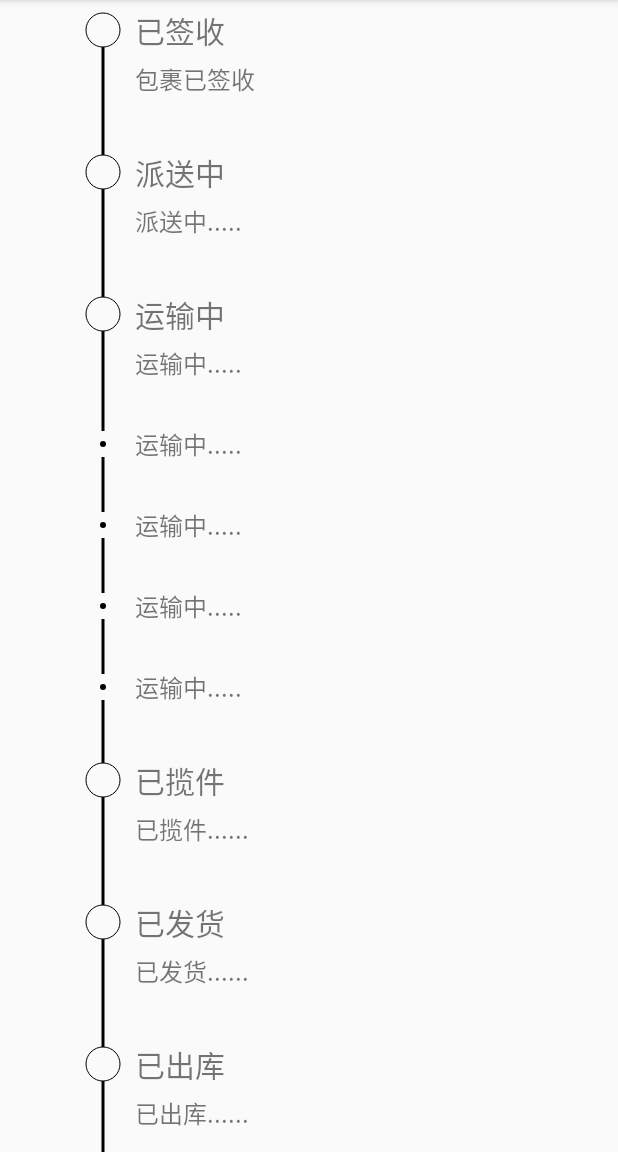
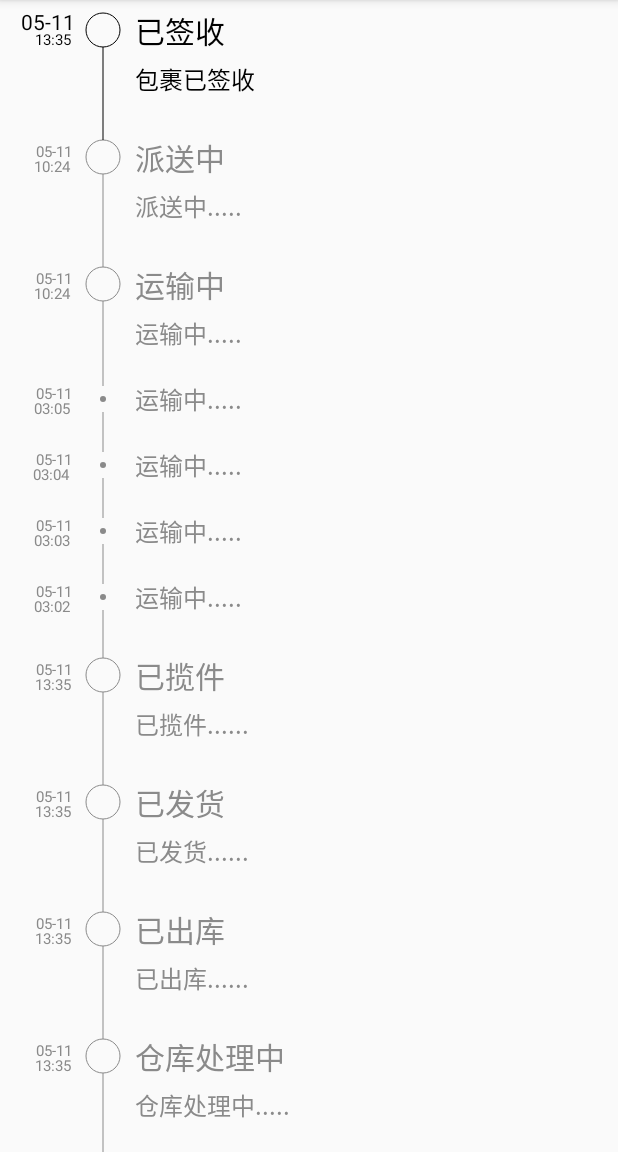
Before and after one commit to lixiaodong0/CustomView, an Android app: the LogisticsDecorationActivity screen opened directly, with no data from a screen before it, on a phone screen of 412 x 824 dp, the part 84-1236 px from its top. Run offline under Robolectric (Android 15) with nearby library versions, the phone set to English and light mode, and no system bars; 1 statement that could not run was skipped.

Commit message:
自定义物流控件

```diff
--- a/app/src/main/java/com/lixd/costom/view/recyclerview/decoration/logistics/LogisticsAdapter.java
+++ b/app/src/main/java/com/lixd/costom/view/recyclerview/decoration/logistics/LogisticsAdapter.java
@@ -1,10 +1,10 @@
 package com.lixd.costom.view.recyclerview.decoration.logistics;
 
 import android.content.Context;
+import android.graphics.Color;
 import android.support.annotation.NonNull;
 import android.support.v7.widget.RecyclerView;
 import android.text.TextUtils;
-import android.util.Log;
 import android.view.LayoutInflater;
 import android.view.View;
 import android.view.ViewGroup;
@@ -33,10 +33,12 @@ public class LogisticsAdapter extends RecyclerView.Adapter<LogisticsAdapter.View
     @Override
     public void onBindViewHolder(@NonNull ViewHolder viewHolder, int i) {
         LogisticsBean data = getData(i);
+
+        viewHolder.tvTitle.setTextColor(data.node.isSelected ? Color.parseColor("#000000") : Color.parseColor("#8a8a8a"));
+        viewHolder.tvDetail.setTextColor(data.node.isSelected ? Color.parseColor("#000000") : Color.parseColor("#8a8a8a"));
         viewHolder.tvTitle.setText(data.title);
         viewHolder.tvTitle.setVisibility(TextUtils.isEmpty(data.title) ? View.GONE : View.VISIBLE);
         viewHolder.tvDetail.setText(data.detail);
-        Log.e("onBindViewHolder", "index=" + i + ",iconRes=" + data.node.iconRes);
     }
 
     @Override
--- a/app/src/main/java/com/lixd/costom/view/recyclerview/decoration/logistics/LogisticsDecorationActivity.java
+++ b/app/src/main/java/com/lixd/costom/view/recyclerview/decoration/logistics/LogisticsDecorationActivity.java
@@ -30,19 +30,19 @@ public class LogisticsDecorationActivity extends AppCompatActivity {
 
     private List<LogisticsBean> getData() {
         List<LogisticsBean> data = new ArrayList<>();
-        data.add(new LogisticsBean("5-11", "13:35", "已签收", "包裹已签收", new LogisticsBean.Node(R.mipmap.ic_launcher_round, true,true,true)));
-        data.add(new LogisticsBean("5-11", "10:24", "派送中", "派送中.....", new LogisticsBean.Node(R.mipmap.ic_launcher_round, false)));
-        data.add(new LogisticsBean("5-11", "10:24", "运输中", "运输中.....", new LogisticsBean.Node(R.mipmap.logistics_2, false)));
-        data.add(new LogisticsBean("5-11", "03:05", "", "运输中.....", new LogisticsBean.Node(0, false)));
-        data.add(new LogisticsBean("5-11", "03:04", "", "运输中.....", new LogisticsBean.Node(0, false)));
-        data.add(new LogisticsBean("5-11", "03:03", "", "运输中.....", new LogisticsBean.Node(0, false)));
-        data.add(new LogisticsBean("5-11", "03:02", "", "运输中.....", new LogisticsBean.Node(0, false)));
-        data.add(new LogisticsBean("5-11", "13:35", "已揽件", "已揽件......", new LogisticsBean.Node(R.mipmap.logistics_1, false)));
-        data.add(new LogisticsBean("5-11", "13:35", "已发货", "已发货......", new LogisticsBean.Node(R.mipmap.ic_launcher_round, false)));
-        data.add(new LogisticsBean("5-11", "13:35", "已出库", "已出库......", new LogisticsBean.Node(R.mipmap.ic_launcher_round, false)));
-        data.add(new LogisticsBean("5-11", "13:35", "仓库处理中", "仓库处理中.....", new LogisticsBean.Node(R.mipmap.logistics_3, false)));
-        data.add(new LogisticsBean("5-11", "13:35", "", "打印已完成....", new LogisticsBean.Node(0, false)));
-        data.add(new LogisticsBean("5-11", "13:35", "仓库已接单", "仓库已接单....", new LogisticsBean.Node(R.mipmap.ic_launcher_round, false, false,false)));
+        data.add(new LogisticsBean("05-11", "13:35", "已签收", "包裹已签收", new LogisticsBean.Node(R.mipmap.ic_launcher_round, true,true,true)));
+        data.add(new LogisticsBean("05-11", "10:24", "派送中", "派送中.....", new LogisticsBean.Node(R.mipmap.ic_launcher_round, false)));
+        data.add(new LogisticsBean("05-11", "10:24", "运输中", "运输中.....", new LogisticsBean.Node(R.mipmap.logistics_2, false)));
+        data.add(new LogisticsBean("05-11", "03:05", "", "运输中.....", new LogisticsBean.Node(0, false)));
+        data.add(new LogisticsBean("05-11", "03:04", "", "运输中.....", new LogisticsBean.Node(0, false)));
+        data.add(new LogisticsBean("05-11", "03:03", "", "运输中.....", new LogisticsBean.Node(0, false)));
+        data.add(new LogisticsBean("05-11", "03:02", "", "运输中.....", new LogisticsBean.Node(0, false)));
+        data.add(new LogisticsBean("05-11", "13:35", "已揽件", "已揽件......", new LogisticsBean.Node(R.mipmap.logistics_1, false)));
+        data.add(new LogisticsBean("05-11", "13:35", "已发货", "已发货......", new LogisticsBean.Node(R.mipmap.ic_launcher_round, false)));
+        data.add(new LogisticsBean("05-11", "13:35", "已出库", "已出库......", new LogisticsBean.Node(R.mipmap.ic_launcher_round, false)));
+        data.add(new LogisticsBean("05-11", "13:35", "仓库处理中", "仓库处理中.....", new LogisticsBean.Node(R.mipmap.logistics_3, false)));
+        data.add(new LogisticsBean("05-11", "13:35", "", "打印已完成....", new LogisticsBean.Node(0, false)));
+        data.add(new LogisticsBean("05-11", "13:35", "仓库已接单", "仓库已接单....", new LogisticsBean.Node(R.mipmap.ic_launcher_round, false, false,false)));
         return data;
     }
 }
--- a/app/src/main/java/com/lixd/costom/view/recyclerview/decoration/logistics/LogisticsItemDecoration.java
+++ b/app/src/main/java/com/lixd/costom/view/recyclerview/decoration/logistics/LogisticsItemDecoration.java
@@ -4,6 +4,7 @@ import android.content.Context;
 import android.graphics.Bitmap;
 import android.graphics.BitmapFactory;
 import android.graphics.Canvas;
+import android.graphics.Color;
 import android.graphics.Paint;
 import android.graphics.Rect;
 import android.support.annotation.NonNull;
@@ -17,7 +18,7 @@ import com.lixd.costom.view.utils.UnitUtils;
  * 物流进度装饰
  */
 public class LogisticsItemDecoration extends RecyclerView.ItemDecoration {
-    //间距的宽度
+    //间距的宽度 大圆圈和左右文字的间距
     private static final int LEFT_RIGHT_SPACE_WIDTH = UnitUtils.dp2px(10);
     //item左边空出来的最大间距
     private static final int MAX_LEFT_WIDTH = UnitUtils.dp2px(70);
@@ -30,6 +31,25 @@ public class LogisticsItemDecoration extends RecyclerView.ItemDecoration {
     //小圆的大小
     private static final int SMALL_CIRCLE_SIZE = UnitUtils.dp2px(5);
 
+    //文本默认的颜色
+    private static final int DEFAULT_TEXT_COLOR = Color.parseColor("#8a8a8a");
+    //文本选中的颜色
+    private static final int DEFAULT_SELECTED_TEXT_COLOR = Color.parseColor("#000000");
+
+    //文本默认的大小
+    private static final float DEFAULT_TEXT_SIZE = UnitUtils.sp2px(10);
+    //文本选中的大小
+    private static final float DEFAULT_SELECTED_TEXT_SIZE = UnitUtils.sp2px(14);
+
+    //大小圆默认的颜色
+    private static final int DEFAULT_CIRCLE_COLOR = Color.parseColor("#8a8a8a");
+    //大小圆选中的颜色
+    private static final int DEFAULT_SELECTED_CIRCLE_COLOR = Color.parseColor("#000000");
+
+    //上下线条默认的颜色
+    private static final int DEFAULT_LINE_COLOR = Color.parseColor("#8a8a8a");
+    //上下线条选中的颜色
+    private static final int DEFAULT_SELECTED_LINE_COLOR = Color.parseColor("#000000");
 
     //绘制文本的画笔
     private Paint mTextPaint;
@@ -45,17 +65,23 @@ public class LogisticsItemDecoration extends RecyclerView.ItemDecoration {
     public LogisticsItemDecoration(Context context) {
         mContext = context;
 
-        mTextPaint = new Paint();
+        mTextPaint = new Paint(Paint.ANTI_ALIAS_FLAG);
+        mTextPaint.setTextSize(DEFAULT_TEXT_SIZE);
+        mTextPaint.setColor(DEFAULT_TEXT_COLOR);
 
         mBigCirclePaint = new Paint(Paint.ANTI_ALIAS_FLAG);
         mBigCirclePaint.setStyle(Paint.Style.STROKE);
+        mBigCirclePaint.setColor(DEFAULT_CIRCLE_COLOR);
+        mBigCirclePaint.setStrokeWidth(UnitUtils.dp2px(1));
 
         mSmallCirclePaint = new Paint(Paint.ANTI_ALIAS_FLAG);
         mSmallCirclePaint.setStyle(Paint.Style.FILL);
+        mSmallCirclePaint.setColor(DEFAULT_CIRCLE_COLOR);
 
         mLinePaint = new Paint(Paint.ANTI_ALIAS_FLAG);
         mLinePaint.setStyle(Paint.Style.FILL);
-        mLinePaint.setStrokeWidth(UnitUtils.dp2px(2));
+        mLinePaint.setStrokeWidth(UnitUtils.dp2px(1));
+        mLinePaint.setColor(DEFAULT_LINE_COLOR);
     }
 
     @Override
@@ -67,22 +93,54 @@ public class LogisticsItemDecoration extends RecyclerView.ItemDecoration {
             View child = parent.getChildAt(i);
             //根据View取出对应的adapterPosition 切勿用变量i,否则会导致计算高度不准确,因为有RecyclerView有缓存机制
             int childAdapterPosition = parent.getChildAdapterPosition(child);
-            draw(c, child, adapter.getData(childAdapterPosition));
+            //获取数据源
+            LogisticsBean data = adapter.getData(childAdapterPosition);
+            //获取上一个数据源,用于绘制上下两个线条的时候,如果上一个节点是选中的,上边的线条颜色必须是选中的
+            LogisticsBean lastData = null;
+            try {
+                lastData = adapter.getData(childAdapterPosition - 1);
+            } catch (IndexOutOfBoundsException e) {
+                e.printStackTrace();
+            }
+            //绘制方法
+            draw(c, child, data, lastData);
         }
     }
 
-    private void draw(Canvas c, View child, LogisticsBean data) {
+    /**
+     * 总的绘制方法
+     *
+     * @param c        画板
+     * @param child    当前条目的根布局对象
+     * @param data     当前数据源
+     * @param lastData 上一个数据源
+     */
+    private void draw(Canvas c, View child, LogisticsBean data, LogisticsBean lastData) {
+        //根据当前状态 更新画笔的颜色
+        if (data.node.isSelected) {
+            mTextPaint.setColor(DEFAULT_SELECTED_TEXT_COLOR);
+            mLinePaint.setColor(DEFAULT_SELECTED_LINE_COLOR);
+            mBigCirclePaint.setColor(DEFAULT_SELECTED_CIRCLE_COLOR);
+            mSmallCirclePaint.setColor(DEFAULT_SELECTED_CIRCLE_COLOR);
+        } else {
+            mTextPaint.setColor(DEFAULT_TEXT_COLOR);
+            mLinePaint.setColor(DEFAULT_LINE_COLOR);
+            mBigCirclePaint.setColor(DEFAULT_CIRCLE_COLOR);
+            mSmallCirclePaint.setColor(DEFAULT_CIRCLE_COLOR);
+        }
+
         int left = child.getLeft();
-        //计算画圆的中心点
+        //找出画圆的中心x轴  left - 一个Rig
         float cx = left - LEFT_RIGHT_SPACE_WIDTH - MAX_ICON_WIDTH / 2;
-        float cy = 0;
         //找出控件,方便获取控件高度
         View tvTitle = child.findViewById(R.id.tv_title);
         View tvDetail = child.findViewById(R.id.tv_detail);
+
+        int height = data.node.iconRes != 0 ? tvTitle.getHeight() : tvDetail.getHeight();
         //绘制图片
-        drawIconLayout(c, cx, child, data.node.iconRes != 0 ? tvTitle.getHeight() : tvDetail.getHeight(), data.node);
+        drawIconLayout(c, cx, child, height, data.node, lastData == null ? null : lastData.node);
         //绘制文本
-        drawDateText(c, child, data);
+        drawDateText(c, child, height, data);
     }
 
     /**
@@ -94,7 +152,7 @@ public class LogisticsItemDecoration extends RecyclerView.ItemDecoration {
      * @param height
      * @param node
      */
-    private void drawIconLayout(Canvas c, float cx, View child, int height, LogisticsBean.Node node) {
+    private void drawIconLayout(Canvas c, float cx, View child, int height, LogisticsBean.Node node, LogisticsBean.Node lastNode) {
         int cy = 0;
         if (node.iconRes != 0) {
             cy = child.getTop() + height / 2;
@@ -115,10 +173,10 @@ public class LogisticsItemDecoration extends RecyclerView.ItemDecoration {
             c.drawCircle(cx, cy, SMALL_CIRCLE_SIZE / 2, mSmallCirclePaint);
         }
         //绘制上下两条连接的线条
-        drawLine(c, child, cx, cy, node);
+        drawLine(c, child, cx, cy, node, lastNode);
     }
 
-    private void drawLine(Canvas c, View child, float cx, float cy, LogisticsBean.Node node) {
+    private void drawLine(Canvas c, View child, float cx, float cy, LogisticsBean.Node node, LogisticsBean.Node lastNode) {
         boolean isDrawIcon = node.iconRes != 0;
         //绘制底部的线条
         float startX = cx;
@@ -130,6 +188,12 @@ public class LogisticsItemDecoration extends RecyclerView.ItemDecoration {
             c.drawLine(startX, startY, startX, child.getBottom(), mLinePaint);
         }
         //绘制顶部的线条
+        if (lastNode != null && lastNode.isSelected) {
+            mLinePaint.setColor(DEFAULT_SELECTED_LINE_COLOR);
+        } else {
+            mLinePaint.setColor(DEFAULT_LINE_COLOR);
+        }
+
         float endY = cy - (isDrawIcon ? BIG_CIRCLE_SIZE / 2 : SMALL_CIRCLE_SIZE / 2);
         if (!isDrawIcon) {
             endY -= 10;
@@ -140,8 +204,29 @@ public class LogisticsItemDecoration extends RecyclerView.ItemDecoration {
     }
 
 
-    private void drawDateText(Canvas c, View child, LogisticsBean data) {
+    private void drawDateText(Canvas c, View child, int height, LogisticsBean data) {
+        int cy = child.getTop() + height / 2;
 
+        if (data.node.isSelected) {
+            mTextPaint.setTextSize(DEFAULT_SELECTED_TEXT_SIZE);
+        } else {
+            mTextPaint.setTextSize(DEFAULT_TEXT_SIZE);
+        }
+
+        String date = data.date;
+        String time = data.time;
+        Rect textRect = new Rect();
+        mTextPaint.getTextBounds(date, 0, date.length(), textRect);
+        int x = MAX_TEXT_WIDTH - textRect.width();
+        int y = cy;
+        c.drawText(date, x, y, mTextPaint);
+
+        mTextPaint.setTextSize(DEFAULT_TEXT_SIZE);
+        textRect = new Rect();
+        mTextPaint.getTextBounds(time, 0, time.length(), textRect);
+        x = MAX_TEXT_WIDTH - textRect.width();
+        y += LEFT_RIGHT_SPACE_WIDTH;
+        c.drawText(time, x, y, mTextPaint);
     }
 
     @Override
--- a/app/src/main/res/layout/item_logistics_list.xml
+++ b/app/src/main/res/layout/item_logistics_list.xml
@@ -23,5 +23,5 @@
 
     <View
         android:layout_width="match_parent"
-        android:layout_height="30dp"/>
+        android:layout_height="20dp"/>
 </LinearLayout>
```
